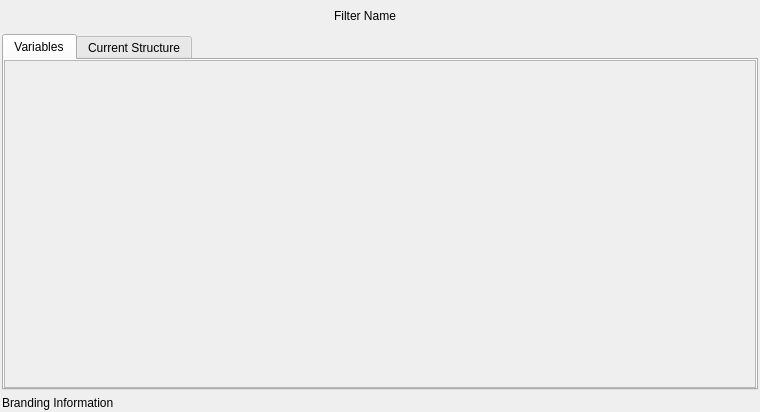
Qt form Source/DREAM3DWidgetsLib/Widgets/UI_Files/FilterInputWidget.ui (BlueQuartzSoftware/DREAM3D) before a commit.
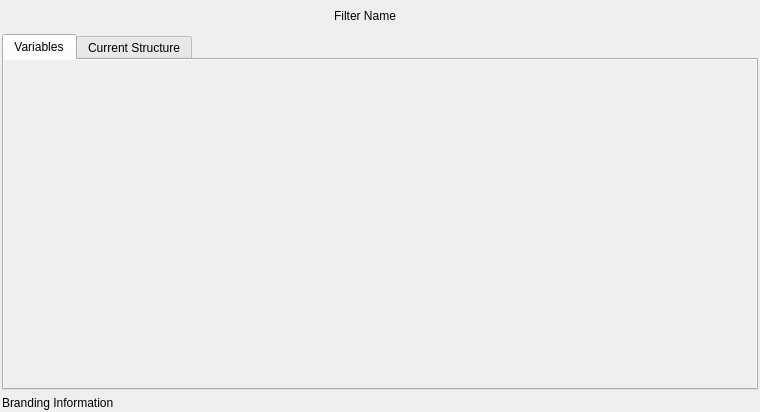
The same form after that commit. Icons and pictures are not drawn. Custom widgets are drawn as their Qt base class.

Commit message: Adjust and fix layout issues for the FilterInputWidgets.

Patch:
```diff
--- a/Source/DREAM3DWidgetsLib/Widgets/UI_Files/FilterInputWidget.ui
+++ b/Source/DREAM3DWidgetsLib/Widgets/UI_Files/FilterInputWidget.ui
@@ -92,6 +92,9 @@
           </property>
           <item>
            <widget class="QScrollArea" name="variablesScrollArea">
+            <property name="frameShape">
+             <enum>QFrame::NoFrame</enum>
+            </property>
             <property name="widgetResizable">
              <bool>true</bool>
             </property>
@@ -100,8 +103,8 @@
               <rect>
                <x>0</x>
                <y>0</y>
-               <width>748</width>
-               <height>327</height>
+               <width>750</width>
+               <height>321</height>
               </rect>
              </property>
              <layout class="QVBoxLayout" name="verticalLayout_8">
```
The commit also changes 1 other file.
